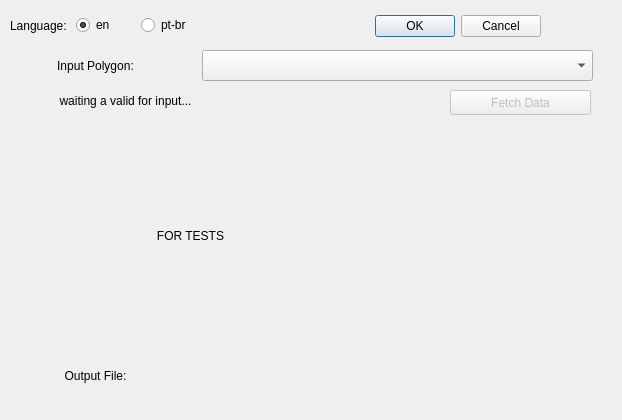
The window that osm_sidewalkreator_dialog_base.ui (kauevestena/osm_sidewalkreator) describes before a commit, drawn with Qt 5.
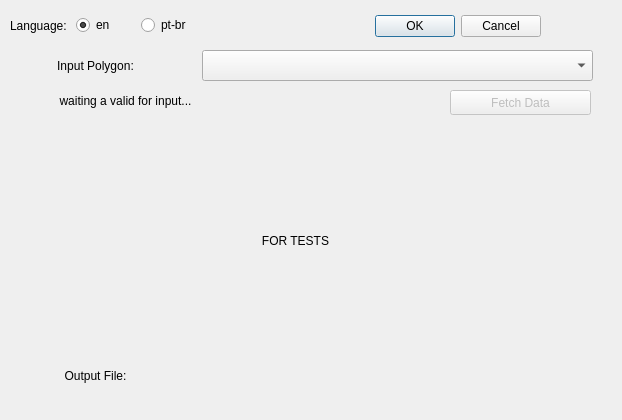
The same window after the commit. Custom widgets are drawn as their Qt base class.

```diff
--- a/osm_sidewalkreator_dialog_base.ui
+++ b/osm_sidewalkreator_dialog_base.ui
@@ -142,10 +142,10 @@
   <widget class="QLabel" name="for_tests">
    <property name="geometry">
     <rect>
-     <x>70</x>
-     <y>180</y>
-     <width>241</width>
-     <height>111</height>
+     <x>40</x>
+     <y>140</y>
+     <width>511</width>
+     <height>201</height>
     </rect>
    </property>
    <property name="text">
```
